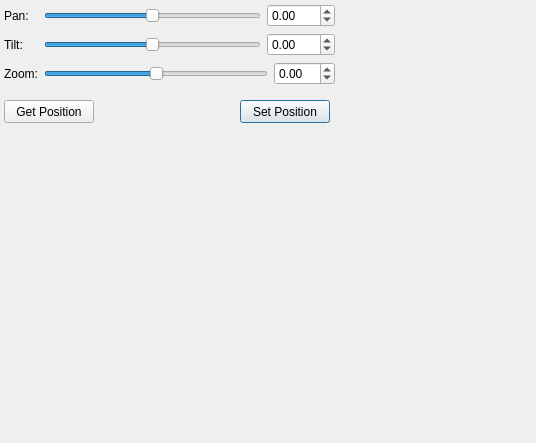
The window that subarchitectures/vision.sa/trunk/src/c++/vision/components/SOIFilter/res/ptucontroller.ui (marc-hanheide/cogx) describes before a commit, drawn with Qt 5.
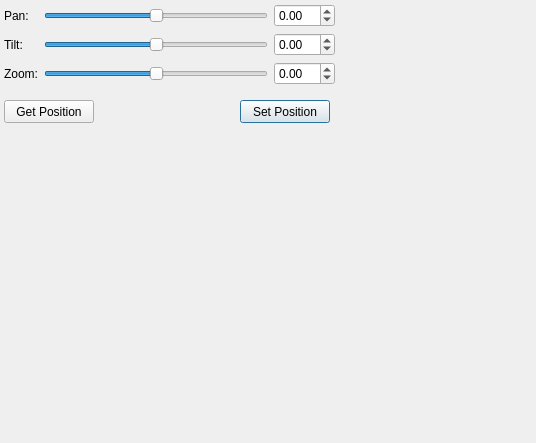
The same window after the commit.

Commit message: soif: ptz limits in ui

Diff of the .ui file:
```diff
--- a/subarchitectures/vision.sa/trunk/src/c++/vision/components/SOIFilter/res/ptucontroller.ui
+++ b/subarchitectures/vision.sa/trunk/src/c++/vision/components/SOIFilter/res/ptucontroller.ui
@@ -50,10 +50,10 @@
          </sizepolicy>
         </property>
         <property name="minimum">
-         <number>-180</number>
+         <number>-90</number>
         </property>
         <property name="maximum">
-         <number>180</number>
+         <number>90</number>
         </property>
         <property name="orientation">
          <enum>Qt::Horizontal</enum>
@@ -63,10 +63,10 @@
       <item>
        <widget class="QDoubleSpinBox" name="spinPan">
         <property name="minimum">
-         <double>-180.000000000000000</double>
+         <double>-90.000000000000000</double>
         </property>
         <property name="maximum">
-         <double>180.000000000000000</double>
+         <double>90.000000000000000</double>
         </property>
        </widget>
       </item>
@@ -93,10 +93,10 @@
          </sizepolicy>
         </property>
         <property name="minimum">
-         <number>-180</number>
+         <number>-90</number>
         </property>
         <property name="maximum">
-         <number>180</number>
+         <number>90</number>
         </property>
         <property name="orientation">
          <enum>Qt::Horizontal</enum>
@@ -106,10 +106,10 @@
       <item>
        <widget class="QDoubleSpinBox" name="spinTilt">
         <property name="minimum">
-         <double>-180.000000000000000</double>
+         <double>-90.000000000000000</double>
         </property>
         <property name="maximum">
-         <double>180.000000000000000</double>
+         <double>90.000000000000000</double>
         </property>
        </widget>
       </item>
```
The commit also changes 3 other files.
